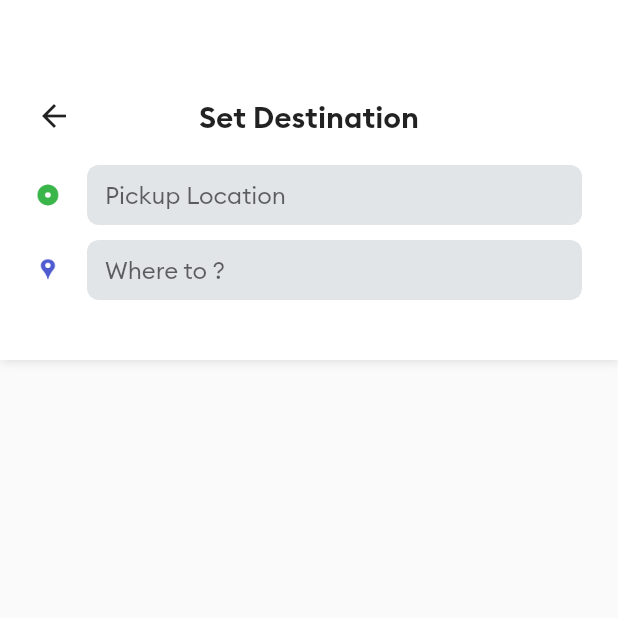
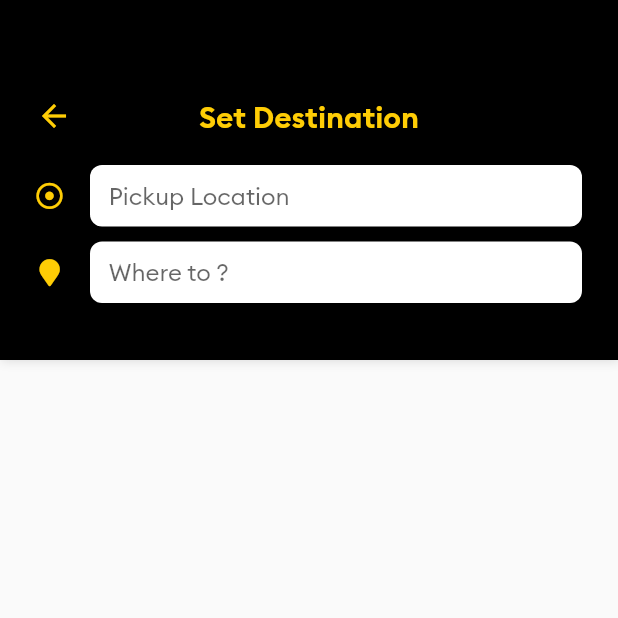
Before and after one commit to Rakshit6758/Ezi-Cabs, a Flutter app: the MainPage screen opened by its route, after a tap on "Search Destination", on a phone screen of 412 x 824 dp, the top half of it. Run offline on Flutter 3.47's test engine with Material 2 defaults, Android fonts, the phone set to English and light mode, and no system bars; our stand-ins replace connectivity, firebase_auth, firebase_core, firebase_database, font_awesome_flutter, geolocator and 2 more; accounts and stored records are empty.

```diff
--- a/lib/main.dart
+++ b/lib/main.dart
@@ -42,7 +42,7 @@ class MyApp extends StatelessWidget {
         primarySwatch: Colors.blue,
         visualDensity: VisualDensity.adaptivePlatformDensity,
       ),
-      initialRoute: MainPage.id,
+      initialRoute: RegistrationPage.id,
       routes:{
         RegistrationPage.id: (context) => RegistrationPage(),
         LoginPage.id: (context) => LoginPage(),
--- a/lib/screens/loginpage.dart
+++ b/lib/screens/loginpage.dart
@@ -82,7 +82,7 @@ class _LoginPageState extends State<LoginPage> {
                   alignment: Alignment.center,
                   height: 200.0,
                   width: 200.0,
-                  image: AssetImage('images/Ezi.png'),
+                  image: AssetImage('images/EZI2.png'),
                 ),
 
                  SizedBox(height: 30,),
--- a/lib/screens/mainpage.dart
+++ b/lib/screens/mainpage.dart
@@ -4,8 +4,11 @@ import 'package:ezi_cabs/brand_colors.dart';
 import 'package:ezi_cabs/screens/searchpage.dart';
 import 'package:ezi_cabs/styles/styles.dart';
 import 'package:ezi_cabs/widgets/BrandDivider.dart';
+import 'package:ezi_cabs/widgets/TaxiButton.dart';
 import 'package:firebase_database/firebase_database.dart';
+import 'package:flutter/animation.dart';
 import 'package:flutter/material.dart';
+import 'package:font_awesome_flutter/font_awesome_flutter.dart';
 import 'package:geolocator/geolocator.dart';
 import 'package:google_maps_flutter/google_maps_flutter.dart';
 import 'package:outline_material_icons/outline_material_icons.dart';
@@ -68,7 +71,7 @@ class _MainPageState extends State<MainPage> {
                       Column(
                         mainAxisAlignment: MainAxisAlignment.center,
                         children: <Widget>[
-                          Text('Rakshit Kapoor', style: TextStyle(fontSize: 20, fontFamily: 'Brand-Bold',color: BrandColors.colorMustard),),
+                          Text("Rakshit Kapoor", style: TextStyle(fontSize: 20, fontFamily: 'Brand-Bold',color: BrandColors.colorMustard),),
                           SizedBox(height: 5,),
                           Text('View Profile', style: TextStyle(color: Colors.white),),
                         ],
@@ -117,7 +120,7 @@ class _MainPageState extends State<MainPage> {
         children: <Widget>[
           GoogleMap(
             padding: EdgeInsets.only(bottom: mapBottomPadding),
-            mapType: MapType.normal,
+            mapType: MapType.normal ,
             myLocationButtonEnabled: true,
             initialCameraPosition: _kGooglePlex,
             myLocationEnabled: true,
@@ -290,6 +293,91 @@ class _MainPageState extends State<MainPage> {
                 ),
               ),
             ),
+          ),
+
+          //Ride Datails
+          Positioned(
+            left: 0,
+            right:0,
+            bottom: 0,
+            child: Container(
+              decoration: BoxDecoration(
+                color: Colors.black,
+                borderRadius: BorderRadius.only(topLeft: Radius.circular(15), topRight: Radius.circular((15))),
+                  boxShadow: [
+                    BoxShadow(
+                        color: Colors.black26,
+                        blurRadius: 5.0,
+                        spreadRadius: 0.5,
+                        offset: Offset(
+                          0.7,
+                          0.7,
+                        )
+                    )
+                  ],
+              ),
+              height:0,
+              child: Padding(
+                padding: EdgeInsets.symmetric(vertical: 30),
+                child: Column(
+                  children: <Widget>[
+                    Container(
+                      width: double.infinity,
+                      color: Colors.white,
+                      child: Padding(
+                        padding: EdgeInsets.symmetric(horizontal: 16),
+                        child: Row(
+                          children: <Widget>[
+                            Image.asset('images/taxi.png', height:70, width: 70,),
+                            SizedBox(width: 16,),
+                            Column(
+                              crossAxisAlignment: CrossAxisAlignment.start,
+                              children: <Widget>[
+                                Text('Taxi', style: TextStyle(fontSize: 18, fontFamily: 'Brand-Bold'),),
+                                Text('14Km', style: TextStyle(fontSize: 16, color: BrandColors.colorTextLight),),
+                              ]
+                            ),
+                            Expanded(child: Container()),
+                            Text('\$13', style: TextStyle(fontSize: 18, fontFamily: 'Brand-Bold'),),
+                          ],
+                        ),
+                      ),
+                    ),
+
+                    SizedBox(height: 22,),
+
+                    Padding(
+                      padding: EdgeInsets.symmetric(horizontal: 16),
+                      child: Row(
+                        children: <Widget>[
+
+                          Icon(FontAwesomeIcons.moneyBillAlt, size:18, color: Colors.white,),
+                          SizedBox(width: 16,),
+                          Text('Cash', style: TextStyle(color: Colors.white),),
+                          SizedBox(width: 5,),
+                          Icon(Icons.keyboard_arrow_down, color: Colors.white, size: 16),
+
+                        ],
+                      ),
+                    ),
+
+                    SizedBox(height: 22,),
+
+                    Padding(
+                      padding: EdgeInsets.symmetric(horizontal: 16),
+                      child: TaxiButton(
+                        title: 'REQUEST CAB',
+                        color: BrandColors.colorMustard,
+                        onPressed: (){
+
+                        },
+                      ),
+                    )
+                  ],
+                ),
+              ),
+
+            ),
           )
 
 
--- a/lib/screens/registrationpage.dart
+++ b/lib/screens/registrationpage.dart
@@ -71,6 +71,10 @@ class _RegistrationPageState extends State<RegistrationPage> {
       newUserRef.set(userMap);
 
       Navigator.pushNamedAndRemoveUntil(context, MainPage.id, (route) => false);
+
+      // User user = FirebaseAuth.instance.currentUser;
+      // if (!user.emailVerified) {
+      //   await user.sendEmailVerification();
     }
 
 
@@ -88,10 +92,9 @@ class _RegistrationPageState extends State<RegistrationPage> {
     // } catch (e) {
     //   print(e);
     // }
-    // User user = FirebaseAuth.instance.currentUser;
-    // if (!user.emailVerified) {
-    //   await user.sendEmailVerification();
+
     // }
+    var hello = fullNameController.text;
 
   }
 
@@ -111,7 +114,7 @@ class _RegistrationPageState extends State<RegistrationPage> {
                       alignment: Alignment.center,
                       height: 200.0,
                       width: 200.0,
-                      image: AssetImage('images/Ezi.png'),
+                      image: AssetImage('images/EZI2.png'),
                     ),
 
                     SizedBox(height: 10,),
@@ -275,5 +278,6 @@ class _RegistrationPageState extends State<RegistrationPage> {
           ),
         )
     );
+
   }
 }
--- a/lib/screens/searchpage.dart
+++ b/lib/screens/searchpage.dart
@@ -1,5 +1,6 @@
 import 'package:ezi_cabs/brand_colors.dart';
 import 'package:flutter/material.dart';
+import 'package:font_awesome_flutter/font_awesome_flutter.dart';
 
 class SearchPage extends StatefulWidget {
   @override
@@ -22,7 +23,7 @@ class _SearchPageState extends State<SearchPage> {
           Container(
             height: 240,
             decoration: BoxDecoration(
-              color: Colors.white,
+              color: Colors.black,
               boxShadow: [
                 BoxShadow(
                   color: Colors.black12,
@@ -46,10 +47,10 @@ class _SearchPageState extends State<SearchPage> {
                           onTap: (){
                             Navigator.pop(context);
                           },
-                          child: Icon(Icons.arrow_back)),
+                          child: Icon(Icons.arrow_back, color: BrandColors.colorMustard,)),
                       Center(
                         child: Text('Set Destination',
-                        style: TextStyle(fontSize: 20, fontFamily: 'Brand-Bold')),
+                        style: TextStyle(fontSize: 20, fontFamily: 'Brand-Bold', color: BrandColors.colorMustard)),
                       )
                     ],
                   ),
@@ -58,23 +59,24 @@ class _SearchPageState extends State<SearchPage> {
 
                   Row(
                     children: <Widget>[
-                      Image.asset('images/pickicon.png',height: 16, width: 16),
+                      //Image.asset('images/pickicon.png',height: 16, width: 16),
+                      Icon(FontAwesomeIcons.dotCircle, size:18, color: BrandColors.colorMustard),
 
                       SizedBox(width: 18,),
 
                       Expanded(
                         child: Container(
                           decoration: BoxDecoration(
-                            color: BrandColors.colorLightGrayFair,
+                            color: Colors.white,
                             borderRadius: BorderRadius.circular(8),
                           ),
                           child: Padding(
-                            padding: EdgeInsets.all(2.0),
+                            padding: EdgeInsets.all(2.5),
                             child: TextField(
                               controller: pickupController,
                               decoration: InputDecoration(
                                 hintText: 'Pickup Location',
-                                fillColor: BrandColors.colorLightGrayFair,
+                                fillColor: Colors.white,
                                 filled: true,
                                 border: InputBorder.none,
                                 isDense: true,
@@ -91,23 +93,23 @@ class _SearchPageState extends State<SearchPage> {
 
                   Row(
                     children: <Widget>[
-                      Image.asset('images/desticon.png',height: 16, width: 16),
+                      Icon(FontAwesomeIcons.mapMarker, size:18, color: BrandColors.colorMustard),
 
                       SizedBox(width: 18,),
 
                       Expanded(
                         child: Container(
                           decoration: BoxDecoration(
-                            color: BrandColors.colorLightGrayFair,
+                            color: Colors.white,
                             borderRadius: BorderRadius.circular(8),
                           ),
                           child: Padding(
-                            padding: EdgeInsets.all(2.0),
+                            padding: EdgeInsets.all(2.5),
                             child: TextField(
                               controller: destinationController,
                               decoration: InputDecoration(
                                 hintText: 'Where to ?',
-                                fillColor: BrandColors.colorLightGrayFair,
+                                fillColor: Colors.white,
                                 filled: true,
                                 border: InputBorder.none,
                                 isDense: true,
```
Also changed, not shown: pubspec.yaml (+13 -0 lines), assets/EZI2.png (added), images/EZI2.png (added), pubspec.lock, 23 other files.
